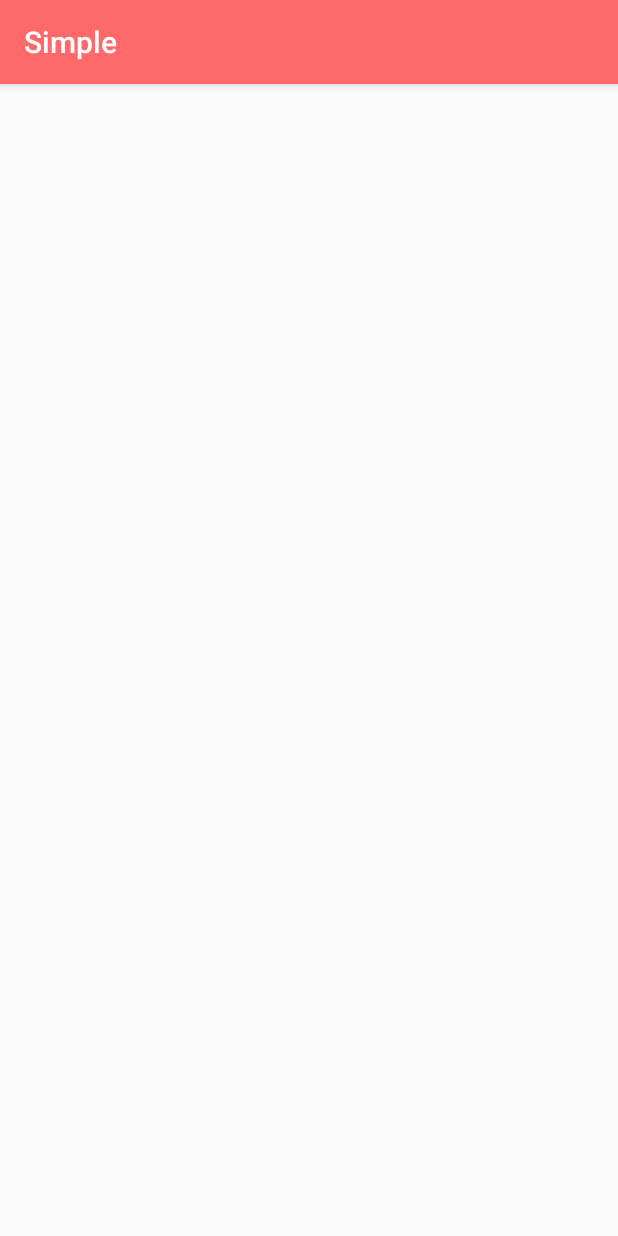
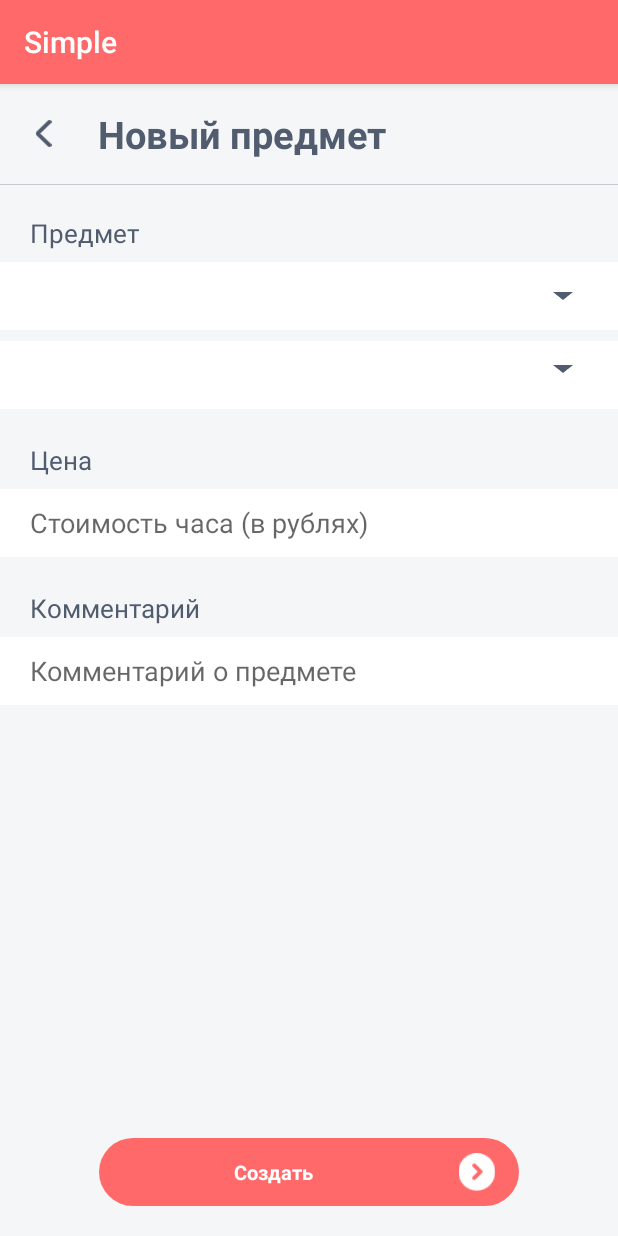
Before and after one commit to muchunzyan/SimpleApp, an Android app: the AddSubjectForm screen opened directly, with no data from a screen before it, on a phone screen of 412 x 824 dp. Run offline under Robolectric (Android 15) with nearby library versions, the phone set to English and light mode, and no system bars; our stand-ins replace Firebase (no records; nobody signed in at launch, a user with empty details on screens opened directly); 5 statements that could not run were skipped.

Commit message:
activity add subject form

```diff
--- a/app/src/main/res/layout/activity_add_subject_form.xml
+++ b/app/src/main/res/layout/activity_add_subject_form.xml
@@ -1,9 +1,177 @@
 <?xml version="1.0" encoding="utf-8"?>
-<androidx.constraintlayout.widget.ConstraintLayout xmlns:android="http://schemas.android.com/apk/res/android"
-    xmlns:app="http://schemas.android.com/apk/res-auto"
+<RelativeLayout
+    xmlns:android="http://schemas.android.com/apk/res/android"
     xmlns:tools="http://schemas.android.com/tools"
     android:layout_width="match_parent"
     android:layout_height="match_parent"
-    tools:context=".AddSubjectForm">
+    tools:context=".AddSubjectForm"
+    android:background="@color/colorBackGround">
 
-</androidx.constraintlayout.widget.ConstraintLayout>
+    <LinearLayout
+        android:id="@+id/title_lin_lay"
+        android:orientation="horizontal"
+        android:layout_width="match_parent"
+        android:layout_height="wrap_content"
+        android:gravity="center_vertical">
+
+        <ImageView
+            android:id="@+id/btn_back"
+            android:src="@drawable/back"
+            android:layout_width="18dp"
+            android:layout_height="18dp"
+            android:layout_marginStart="20dp"/>
+
+        <TextView
+            android:id="@+id/subject_text"
+            android:text="Новый предмет"
+            android:textStyle="bold"
+            android:textSize="25sp"
+            android:textColor="#515C6F"
+            android:layout_marginStart="27dp"
+            android:layout_marginTop="16dp"
+            android:layout_marginBottom="16dp"
+            android:layout_width="wrap_content"
+            android:layout_height="wrap_content"/>
+    </LinearLayout>
+
+    <View
+        android:id="@+id/divider"
+        android:layout_width="match_parent"
+        android:layout_height="0.5dp"
+        android:background="#C9C8CD"
+        android:layout_below="@id/title_lin_lay"/>
+
+    <TextView
+        android:id="@+id/text_subject"
+        android:layout_width="wrap_content"
+        android:layout_height="wrap_content"
+        android:text="Предмет"
+        android:layout_below="@+id/divider"
+        android:layout_marginTop="20dp"
+        android:layout_marginStart="20dp"
+        android:layout_marginBottom="7dp"
+        android:textSize="17sp"
+        android:textColor="#515C6F"/>
+
+    <RelativeLayout
+        android:id="@+id/subjects_spinner_r_lay"
+        android:layout_width="match_parent"
+        android:layout_height="wrap_content"
+        android:layout_below="@+id/text_subject">
+
+        <Spinner
+            android:id="@+id/subjects_spinner_r"
+            android:layout_width="match_parent"
+            android:layout_height="45dp"
+            android:background="@color/colorWhite"
+            android:paddingStart="10dp" />
+
+        <ImageView
+            android:layout_width="wrap_content"
+            android:layout_height="wrap_content"
+            android:src="@drawable/arr_down"
+            android:layout_centerVertical="true"
+            android:layout_alignParentEnd="true"
+            android:layout_marginEnd="30dp"/>
+    </RelativeLayout>
+
+    <RelativeLayout
+        android:id="@+id/pod_subjects_spinner_r_lay"
+        android:layout_width="match_parent"
+        android:layout_height="wrap_content"
+        android:layout_below="@+id/subjects_spinner_r_lay">
+
+        <Spinner
+            android:id="@+id/pod_subjects_spinner_r"
+            android:layout_width="match_parent"
+            android:layout_height="45dp"
+            android:background="@color/colorWhite"
+            android:paddingStart="10dp"
+            android:layout_marginTop="7dp"/>
+
+        <ImageView
+            android:layout_width="wrap_content"
+            android:layout_height="wrap_content"
+            android:src="@drawable/arr_down"
+            android:layout_centerVertical="true"
+            android:layout_alignParentEnd="true"
+            android:layout_marginEnd="30dp"/>
+    </RelativeLayout>
+
+    <TextView
+        android:id="@+id/text_price"
+        android:layout_width="wrap_content"
+        android:layout_height="wrap_content"
+        android:text="Цена"
+        android:layout_below="@+id/pod_subjects_spinner_r_lay"
+        android:layout_marginTop="22dp"
+        android:layout_marginStart="20dp"
+        android:layout_marginBottom="7dp"
+        android:textSize="17sp"
+        android:textColor="#515C6F"/>
+
+    <EditText
+        android:id="@+id/edit_text_hour_cost_r"
+        android:layout_width="match_parent"
+        android:layout_height="45dp"
+        android:hint="Стоимость часа (в рублях)"
+        android:inputType="number"
+        android:background="@color/colorWhite"
+        android:paddingStart="20dp"
+        android:layout_below="@+id/text_price"/>
+
+    <TextView
+        android:id="@+id/text_comment"
+        android:layout_width="wrap_content"
+        android:layout_height="wrap_content"
+        android:text="Комментарий"
+        android:layout_below="@+id/edit_text_hour_cost_r"
+        android:layout_marginTop="22dp"
+        android:layout_marginStart="20dp"
+        android:layout_marginBottom="7dp"
+        android:textSize="17sp"
+        android:textColor="#515C6F"/>
+
+    <EditText
+        android:id="@+id/edit_text_comment_r"
+        android:layout_width="match_parent"
+        android:layout_height="45dp"
+        android:hint="Комментарий о предмете"
+        android:background="@color/colorWhite"
+        android:paddingHorizontal="20dp"
+        android:inputType="text"
+        android:layout_below="@+id/text_comment"/>
+
+    <LinearLayout
+        android:id="@+id/btn_ok"
+        android:layout_width="280dp"
+        android:layout_height="45dp"
+        android:background="@drawable/sign_out_btn_back"
+        android:layout_marginBottom="20dp"
+        android:layout_alignParentBottom="true"
+        android:gravity="center_vertical"
+        android:orientation="horizontal"
+        android:layout_centerHorizontal="true">
+
+        <TextView
+            android:layout_width="wrap_content"
+            android:layout_height="wrap_content"
+            android:text="Создать"
+            android:textSize="13sp"
+            android:textStyle="bold"
+            android:gravity="center"
+            android:textColor="@color/colorWhite"
+            android:layout_marginStart="90dp"/>
+
+        <View
+            android:layout_width="0dp"
+            android:layout_height="0dp"
+            android:layout_weight="1"/>
+
+        <ImageView
+            android:layout_width="25dp"
+            android:layout_height="25dp"
+            android:src="@drawable/white_btn_go2"
+            android:layout_marginEnd="15dp"/>
+    </LinearLayout>
+</RelativeLayout>
```
